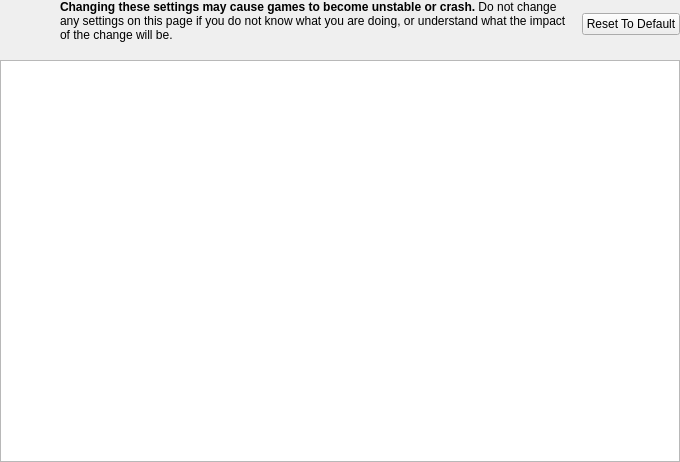
This is src/duckstation-qt/debuggingsettingswidget.ui in stenzek/duckstation as Qt 5 draws it before an edit. The edited form follows.
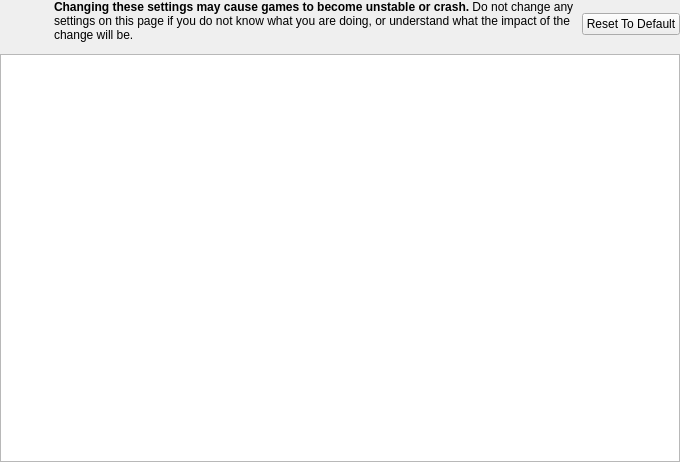
This is the edited form. Icons and pictures are not drawn.

Patch:
```diff
--- a/src/duckstation-qt/debuggingsettingswidget.ui
+++ b/src/duckstation-qt/debuggingsettingswidget.ui
@@ -23,9 +23,6 @@
    <property name="bottomMargin">
     <number>0</number>
    </property>
-   <property name="spacing">
-    <number>12</number>
-   </property>
    <item row="0" column="0">
     <widget class="QLabel" name="icon">
      <property name="sizePolicy">
```
Left out of the diff: 5 changed lines with no effect on the pictures.
